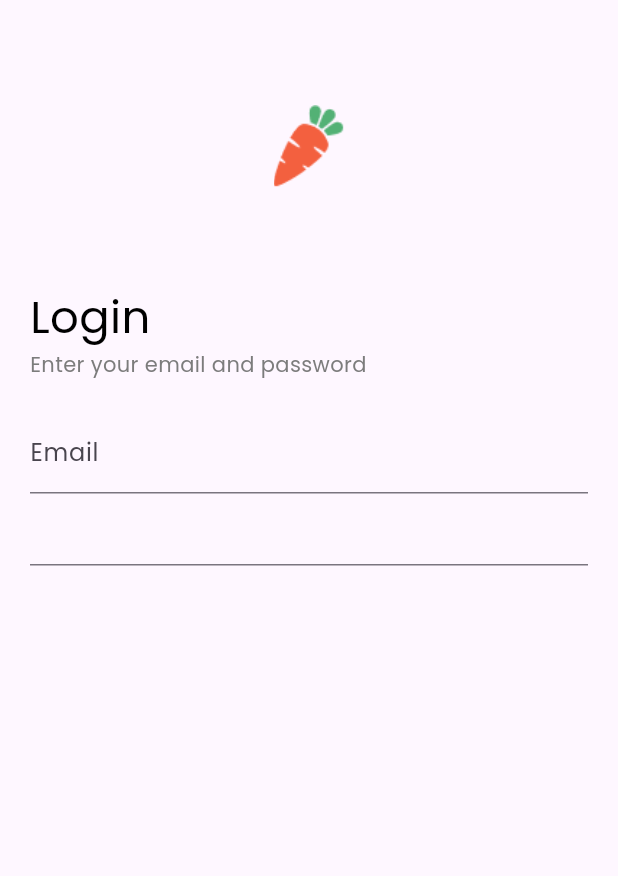
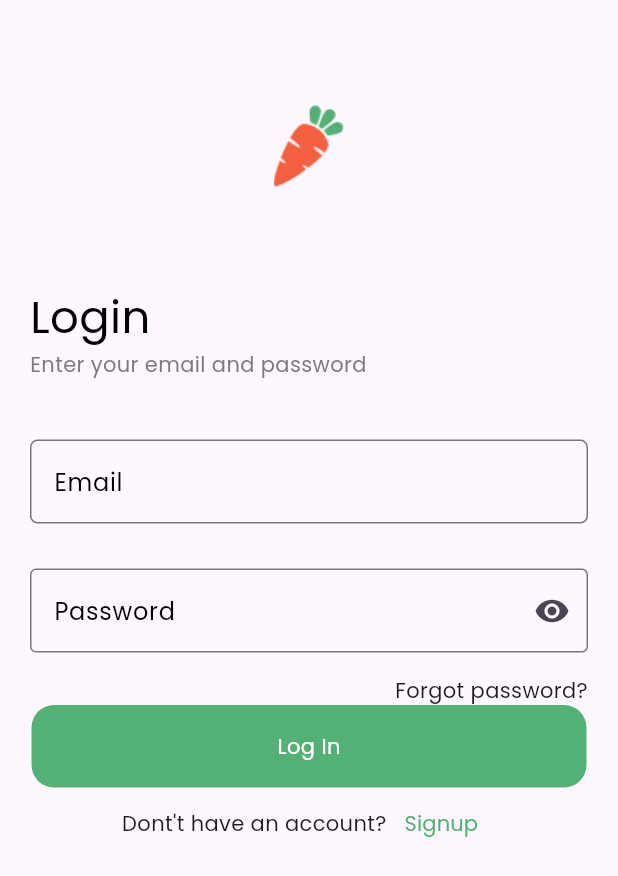
Before and after one commit to SyedMughisHussain/nector-grocery-app, a Flutter app: the screen it shows after launch, on a phone screen of 412 x 824 dp. Shown: the top 876 px of the screen. Run offline on Flutter 3.47's test engine with Material 2 defaults, Android fonts, the phone set to English and light mode, and no system bars; our stand-ins replace cloud_firestore, firebase_auth, firebase_core; accounts and stored records are empty.

Commit message:
Changes made

```diff
--- a/lib/auth/log_in.dart
+++ b/lib/auth/log_in.dart
@@ -2,19 +2,21 @@ import 'package:flutter/material.dart';
 import 'package:nector_app/utils/colors.dart';
 
 import '../widgets/auth/login_auth_widget.dart';
+// import '../widgets/custom_button_widget.dart';
 
-class LoginAndSignUpscreen extends StatefulWidget {
-  const LoginAndSignUpscreen({super.key});
+class LogInScreen extends StatefulWidget {
+  const LogInScreen({super.key});
 
   @override
-  State<LoginAndSignUpscreen> createState() => _LoginAndSignUpscreenState();
+  State<LogInScreen> createState() => LogInScreenState();
 }
 
-class _LoginAndSignUpscreenState extends State<LoginAndSignUpscreen> {
+class LogInScreenState extends State<LogInScreen> {
   @override
   Widget build(BuildContext context) {
     return Scaffold(
-        body: Padding(
+        body: SingleChildScrollView(
+      child: Padding(
         padding: const EdgeInsets.only(left: 20, right: 20),
         child: Column(
           crossAxisAlignment: CrossAxisAlignment.start,
@@ -49,7 +51,11 @@ class _LoginAndSignUpscreenState extends State<LoginAndSignUpscreen> {
               height: 20,
             ),
             const LoginFormWidget(),
+            const SizedBox(
+              height: 25,
+            ),
           ],
+        ),
       ),
     ));
   }
--- a/lib/main.dart
+++ b/lib/main.dart
@@ -1,10 +1,14 @@
 import 'package:flutter/material.dart';
 import 'package:nector_app/auth/log_in.dart';
 //import 'package:groccery_app/auth/splash_screen.dart';
-
+// ignore: depend_on_referenced_packages
+import 'package:firebase_core/firebase_core.dart';
+//import 'package:firebase_auth/firebase_auth.dart';
 //import 'auth/on_boarding.dart';
 
-void main() {
+void main() async {
+  WidgetsFlutterBinding.ensureInitialized();
+  await Firebase.initializeApp();
   runApp(const MyApp());
 }
 
@@ -20,7 +24,7 @@ class MyApp extends StatelessWidget {
         colorScheme: ColorScheme.fromSeed(seedColor: Colors.deepPurple),
         useMaterial3: true,
       ),
-      home: const LoginAndSignUpscreen(),
+      home: const LogInScreen(),
     );
   }
 }
--- a/lib/widgets/auth/login_auth_widget.dart
+++ b/lib/widgets/auth/login_auth_widget.dart
@@ -1,4 +1,9 @@
 import 'package:flutter/material.dart';
+import 'package:nector_app/services/functions/auth_functions.dart';
+import 'package:nector_app/utils/colors.dart';
+
+import '../../pages/others/home_page.dart';
+import '../custom_button_widget.dart';
 
 class LoginFormWidget extends StatefulWidget {
   const LoginFormWidget({super.key});
@@ -8,21 +13,120 @@ class LoginFormWidget extends StatefulWidget {
 }
 
 class _LoginFormWidgetState extends State<LoginFormWidget> {
+  AuthFunction? auth;
+  final _formKey = GlobalKey<FormState>();
+  bool _obscureText = true;
+  var email = '';
+  var password = '';
+
+  void tryLogin() {
+    final isValid = _formKey.currentState!.validate();
+    FocusScope.of(context).unfocus();
+    if (isValid) {
+      auth!.logIn(context, email, password);
+      Navigator.of(context).pushReplacement(
+          MaterialPageRoute(builder: (context) => const HomePage()));
+    }
+  }
+
   @override
   Widget build(BuildContext context) {
-    return Form(
+    return SingleChildScrollView(
+      child: Form(
+        key: _formKey,
         child: Column(
           children: [
+            const SizedBox(
+              height: 20,
+            ),
             TextFormField(
+              cursorColor: AppColors.blackColor,
               keyboardType: TextInputType.emailAddress,
-            validator: (value) {},
+              // controller: emailController,
+              onSaved: (newValue) {
+                email = newValue!;
+              },
+              validator: (value) {
+                if (value == null || !value.contains('@')) {
+                  ScaffoldMessenger.of(context).showSnackBar(const SnackBar(
+                      content: Text('Enter a valid Email address.')));
+                }
+                return null;
+              },
               decoration: const InputDecoration(
                   hintText: 'Enter your email',
-              label: Text('Email'),
+                  label: Text(
+                    'Email',
+                    style: TextStyle(color: AppColors.blackColor),
+                  ),
+                  focusedBorder: OutlineInputBorder(
+                      borderSide: BorderSide(color: AppColors.darkGreyColor)),
+                  border: OutlineInputBorder(
+                      borderRadius: BorderRadius.all(Radius.circular(5.0)))),
+            ),
+            const SizedBox(
+              height: 30,
+            ),
+            TextFormField(
+              cursorColor: AppColors.blackColor,
+              keyboardType: TextInputType.text,
+              obscureText: _obscureText,
+              // controller: passwordController,
+              onSaved: (newValue) {
+                password = newValue!;
+              },
+              validator: (value) {
+                if (value == null && value!.length < 5) {
+                  ScaffoldMessenger.of(context).showSnackBar(const SnackBar(
+                      content: Text('Enter valid password to continuw')));
+                }
+                return null;
+              },
+              decoration: InputDecoration(
+                hintText: 'Enter your password',
+                label: const Text(
+                  'Password',
+                  style: TextStyle(color: AppColors.blackColor),
+                ),
+                focusedBorder: const OutlineInputBorder(
+                    borderSide: BorderSide(color: AppColors.darkGreyColor)),
+                border: const OutlineInputBorder(
+                  borderRadius: BorderRadius.all(Radius.circular(4.0)),
+                ),
+                suffixIcon: IconButton(
+                    onPressed: () => setState(() {
+                          _obscureText = !_obscureText;
+                        }),
+                    icon: Icon(_obscureText
+                        ? Icons.visibility
+                        : Icons.visibility_off)),
               ),
             ),
-          TextFormField()
+            const SizedBox(
+              height: 15,
+            ),
+            Container(
+              alignment: Alignment.topRight,
+              child: const Text(
+                'Forgot password?',
+                textAlign: TextAlign.end,
+              ),
+            ),
+            CustomButton('Log In', tryLogin),
+            Row(
+              mainAxisAlignment: MainAxisAlignment.center,
+              children: [
+                const Text('Dont\'t have an account?'),
+                TextButton(
+                    onPressed: () {},
+                    child: const Text(
+                      'Signup',
+                      style: TextStyle(color: AppColors.splashBackgroundColor),
+                    ))
               ],
+            )
+          ],
+        ),
       ),
     );
   }
--- a/lib/widgets/custom_button_widget.dart
+++ b/lib/widgets/custom_button_widget.dart
@@ -10,11 +10,11 @@ class CustomButton extends StatelessWidget {
   @override
   Widget build(BuildContext context) {
     return InkWell(
-      onTap: function(),
+      onTap: () => function,
       child: Container(
         alignment: Alignment.center,
         height: 55,
-        width: 350,
+        width: 370,
         decoration: BoxDecoration(
           borderRadius: BorderRadius.circular(15),
           color: AppColors.splashBackgroundColor,
--- a/pubspec.yaml
+++ b/pubspec.yaml
@@ -30,6 +30,8 @@ environment:
 dependencies:
   flutter:
     sdk: flutter
+  firebase_auth: ^4.7.3
+  cloud_firestore: ^4.8.5
 
 
   # The following adds the Cupertino Icons font to your application.
```
Also changed, not shown: lib/auth/sign_up.dart (+15 -0 lines), lib/pages/others/home_page.dart (added, +15 -0 lines), lib/services/functions/auth_functions.dart (added, +46 -0 lines), pubspec.lock, 3 other files. Lines whose indentation alone changed are shown as unchanged.
